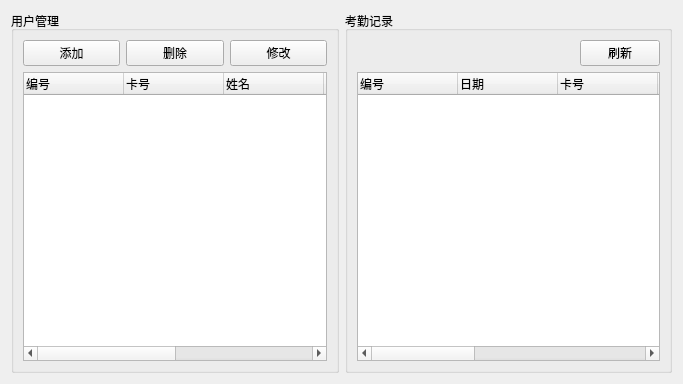
Old version of the form Attendance/ManageWidget.ui in the repository embpgp/attendance.
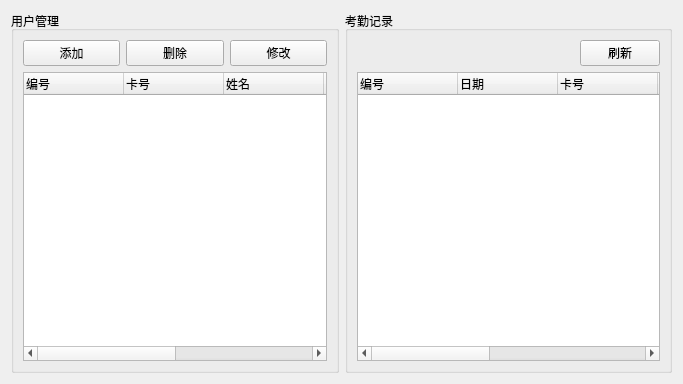
New version of the form.

Patch:
```diff
--- a/Attendance/ManageWidget.ui
+++ b/Attendance/ManageWidget.ui
@@ -146,11 +146,6 @@
           <string>早退</string>
          </property>
         </column>
-        <column>
-         <property name="text">
-          <string>迟到次数</string>
-         </property>
-        </column>
        </widget>
       </item>
      </layout>
```
